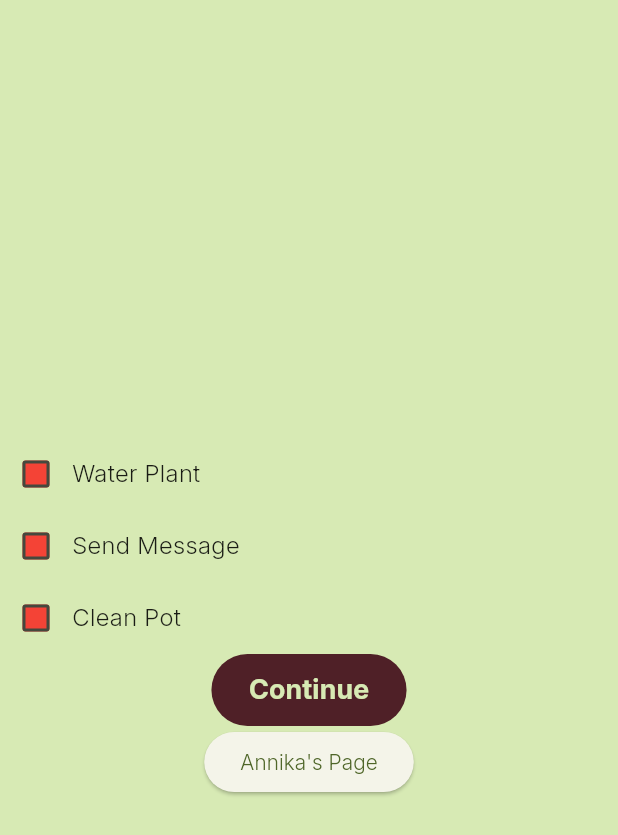
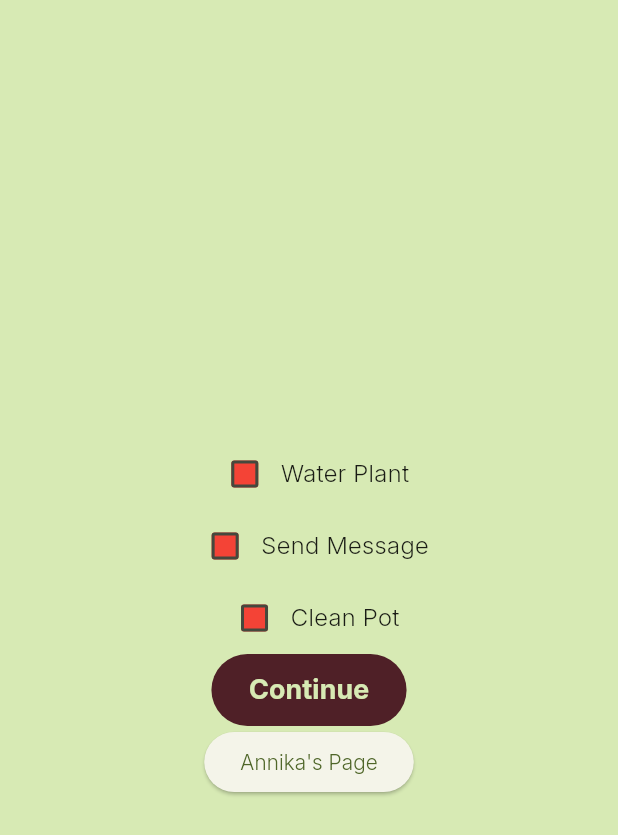
Before and after one commit to maureensanchez99/we_hack2025, a Flutter app: the DailyReminder screen opened directly, on a phone screen of 412 x 824 dp. Shown: the top 835 px of the screen. Run offline on Flutter 3.47's test engine with Material 3 defaults, Android fonts, the phone set to English and light mode, and no system bars; our stand-ins replace flutter_svg, shared_preferences; accounts and stored records are empty.

Commit message:
attempting to fix checkbox again :(

```diff
--- a/lib/pages/daily_reminder.dart
+++ b/lib/pages/daily_reminder.dart
@@ -1,5 +1,5 @@
 import 'package:flutter/material.dart';
-import 'package:flutter_svg/flutter_svg.dart';
+//import 'package:flutter_svg/flutter_svg.dart';
 import 'package:we_hack2025/pages/flower_pick_page.dart';
 
 class DailyReminder extends StatelessWidget {
@@ -69,9 +69,7 @@ class _CheckboxState extends State<CheckboxSet> {
     // person.name = 'Shilpa';
     // String newString = 'This is my name: ${person.name}';
 
-    String
-
-    Color; getColor(Set<WidgetState> states) {
+    getColor(Set<WidgetState> states) {
       const Set<WidgetState> interactiveStates = <WidgetState> {
         WidgetState.pressed,
         WidgetState.hovered,
@@ -86,11 +84,11 @@ class _CheckboxState extends State<CheckboxSet> {
     }
 
     return Row(
-      mainAxisAlignment: MainAxisAlignment.start,
+      mainAxisAlignment: MainAxisAlignment.center,
       children: [
         Checkbox(
           checkColor: Colors.white,
-          fillColor: MaterialStateProperty.resolveWith(getColor),
+          fillColor: WidgetStateProperty.resolveWith(getColor),
           value: isChecked,
           onChanged: (bool? value) {
             setState(() {
@@ -98,9 +96,17 @@ class _CheckboxState extends State<CheckboxSet> {
             });
           },
         ),
-        Text(
-          widget.text,
-          style: const TextStyle(fontSize: 16),
+        Column(
+          mainAxisAlignment: MainAxisAlignment.start,
+          children: [
+            Align(
+              alignment: Alignment.centerLeft,
+              child: Text(
+                widget.text,
+                style: const TextStyle(fontSize: 16),
+              ),
+            ),
+          ],
         ),
       ],
     );
```
